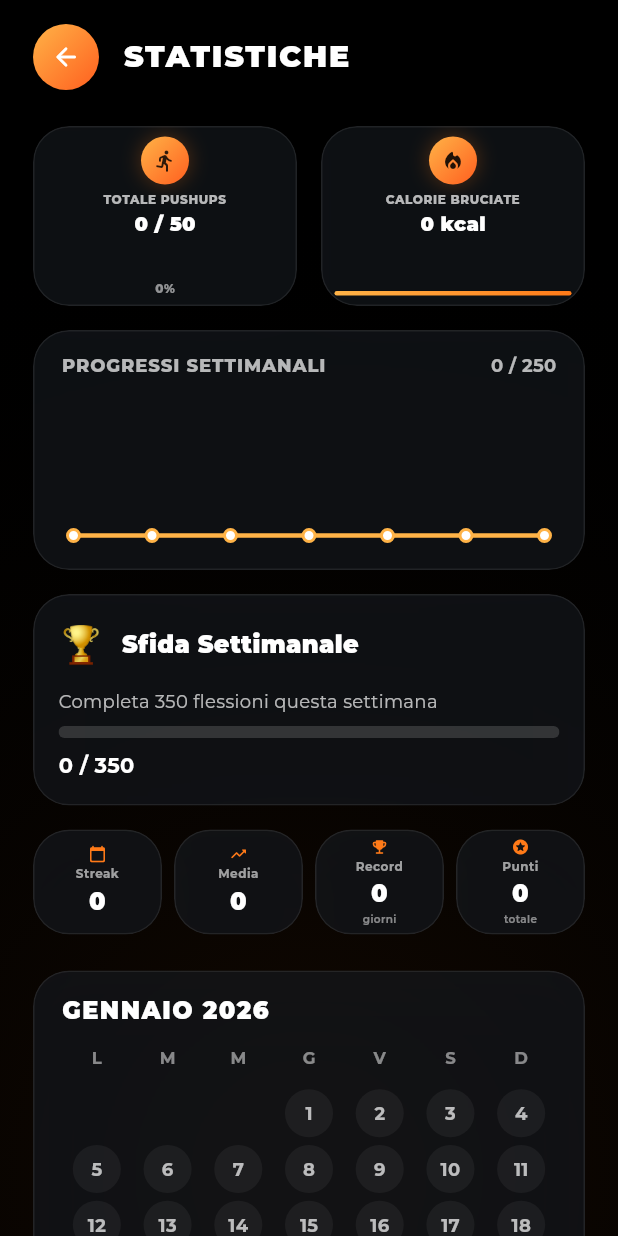
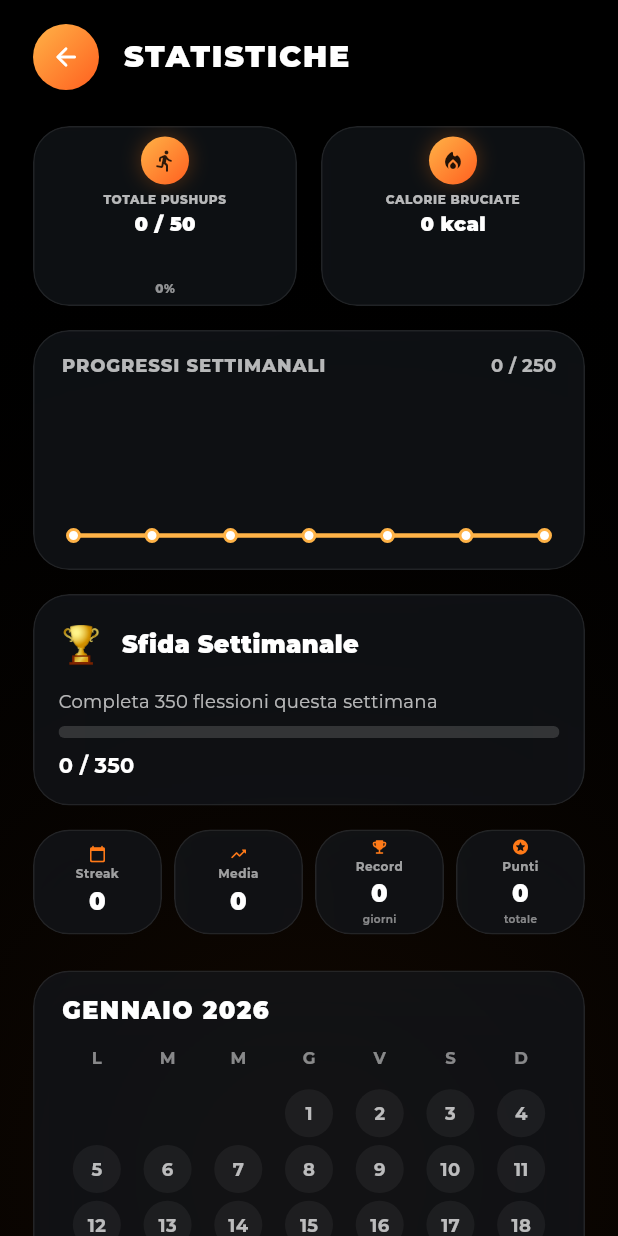
Before and after one commit to maritozzo22/push-up-5050, a Flutter app: the StatisticsScreen screen opened directly, on a phone screen of 412 x 824 dp. Run offline on Flutter 3.47's test engine with Material 3 defaults, Android fonts, the phone set to English and light mode, and no system bars; our stand-ins replace audioplayers, flutter_local_notifications, google_fonts, shared_preferences, timezone, vibration; missing offline and left inert: home_widget, proximity_sensor; accounts and stored records are empty.

Commit message:
fix(04.6-04): remove unnecessary gradient bar from CalorieCard
- Removed Spacer() and decorative gradient bar Container
- Replaced with SizedBox(height: 8) for consistent bottom spacing
- CalorieCard now matches design of other stat cards

Co-Authored-By: Claude Opus 4.5 <noreply@anthropic.com>

```diff
--- a/push_up_5050/lib/widgets/statistics/calorie_card.dart
+++ b/push_up_5050/lib/widgets/statistics/calorie_card.dart
@@ -84,19 +84,7 @@ class CalorieCard extends StatelessWidget {
               ),
             ),
           ),
-          const Spacer(),
-          // Small indicator bar at bottom
-          Container(
-            height: 3,
-            decoration: BoxDecoration(
-              gradient: const LinearGradient(
-                begin: Alignment.centerLeft,
-                end: Alignment.centerRight,
-                colors: [Color(0xFFFFB347), Color(0xFFFF7A18)],
-              ),
-              borderRadius: BorderRadius.circular(2),
-            ),
-          ),
+          const SizedBox(height: 8),
         ],
       ),
     );
```
